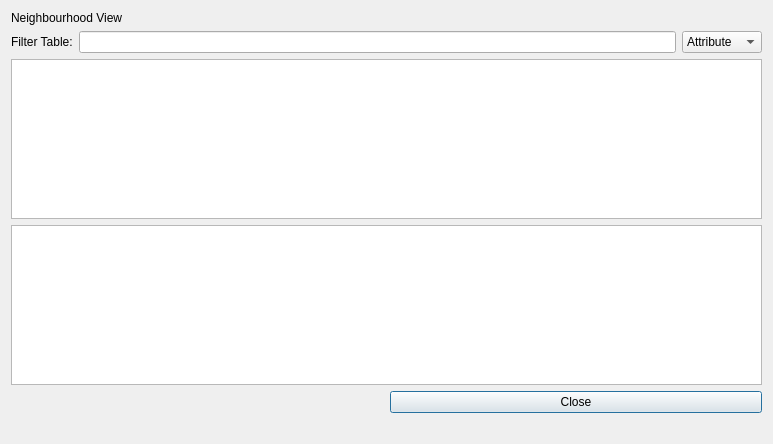
Old version of the form dialogs/ui/clusterviewdialog.ui in the repository sparqlunicorn/sparqlunicornGoesGIS.
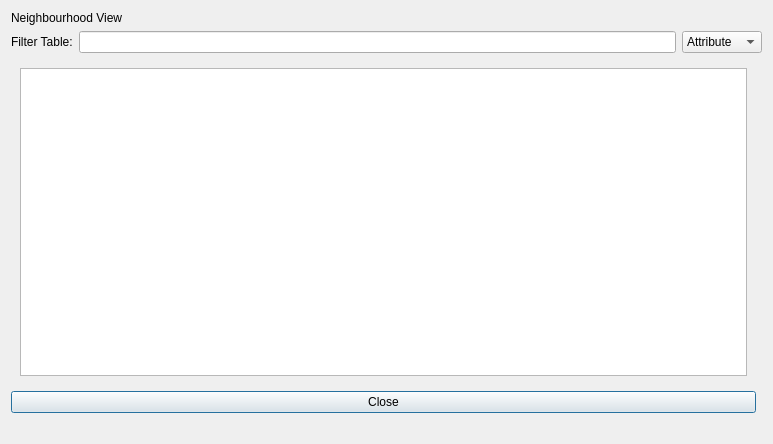
New version of the form.

```diff
--- a/dialogs/ui/clusterviewdialog.ui
+++ b/dialogs/ui/clusterviewdialog.ui
@@ -14,23 +14,6 @@
    <string>Dialog</string>
   </property>
   <layout class="QGridLayout" name="gridLayout">
-   <item row="5" column="1">
-    <widget class="QPushButton" name="closeButton">
-     <property name="text">
-      <string>Close</string>
-     </property>
-    </widget>
-   </item>
-   <item row="3" column="0" colspan="2">
-    <widget class="QTableView" name="tableView">
-     <property name="sortingEnabled">
-      <bool>true</bool>
-     </property>
-     <attribute name="horizontalHeaderStretchLastSection">
-      <bool>true</bool>
-     </attribute>
-    </widget>
-   </item>
    <item row="2" column="0" colspan="2">
     <layout class="QHBoxLayout" name="horizontalLayout">
      <item>
@@ -64,9 +47,6 @@
      </item>
     </layout>
    </item>
-   <item row="4" column="0" colspan="2">
-    <widget class="QGraphicsView" name="clusterView"/>
-   </item>
    <item row="0" column="0" colspan="2">
     <widget class="QLabel" name="titleLabel">
      <property name="text">
@@ -81,6 +61,41 @@
      </property>
     </widget>
    </item>
+   <item row="5" column="0">
+    <widget class="QPushButton" name="closeButton">
+     <property name="text">
+      <string>Close</string>
+     </property>
+    </widget>
+   </item>
+   <item row="3" column="0">
+    <widget class="QStackedWidget" name="stackedWidget">
+     <property name="currentIndex">
+      <number>0</number>
+     </property>
+     <widget class="QWidget" name="page">
+       <layout class="QGridLayout" name="gridLayout_3">
+        <item row="0" column="0">
+         <widget class="QTableView" name="tableView">
+          <property name="sortingEnabled">
+           <bool>true</bool>
+          </property>
+          <attribute name="horizontalHeaderStretchLastSection">
+           <bool>true</bool>
+          </attribute>
+         </widget>
+        </item>
+       </layout>
+     </widget>
+     <widget class="QWidget" name="page_2">
+       <layout class="QGridLayout" name="gridLayout_2">
+        <item row="0" column="0">
+         <widget class="QGraphicsView" name="clusterView"/>
+        </item>
+       </layout>
+      </widget>
+    </widget>
+   </item>
   </layout>
  </widget>
  <resources/>
```
